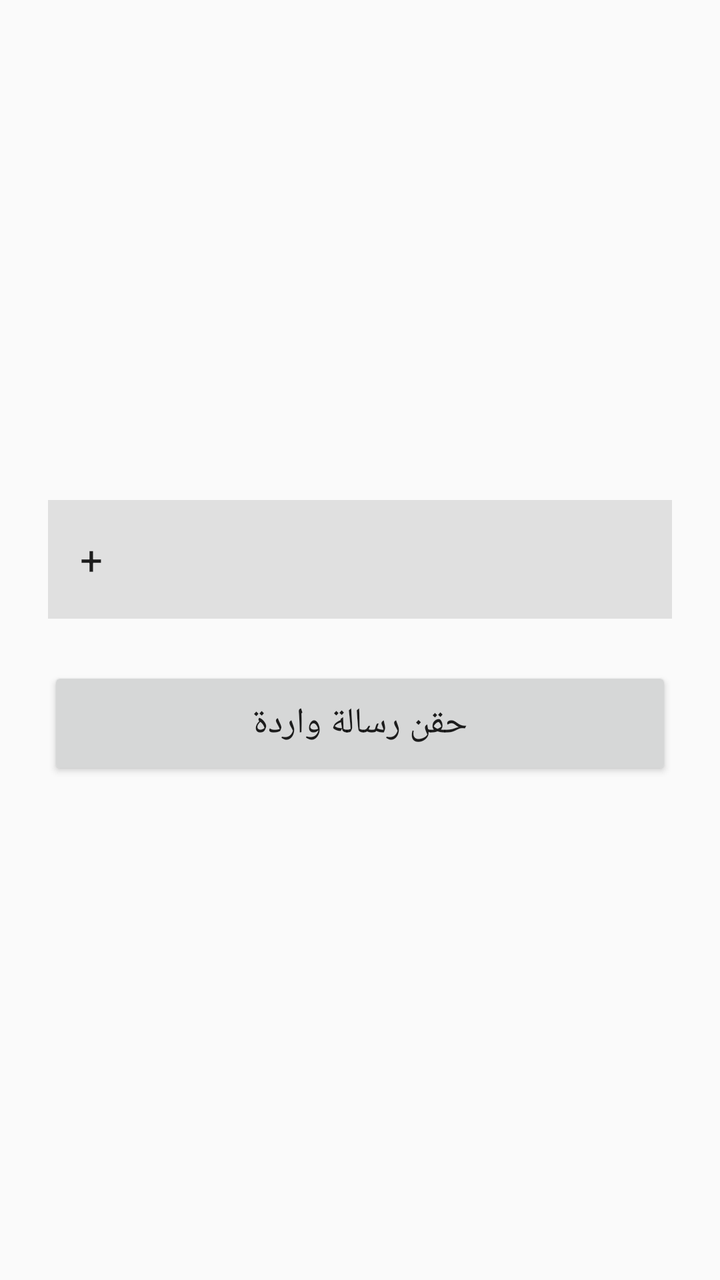
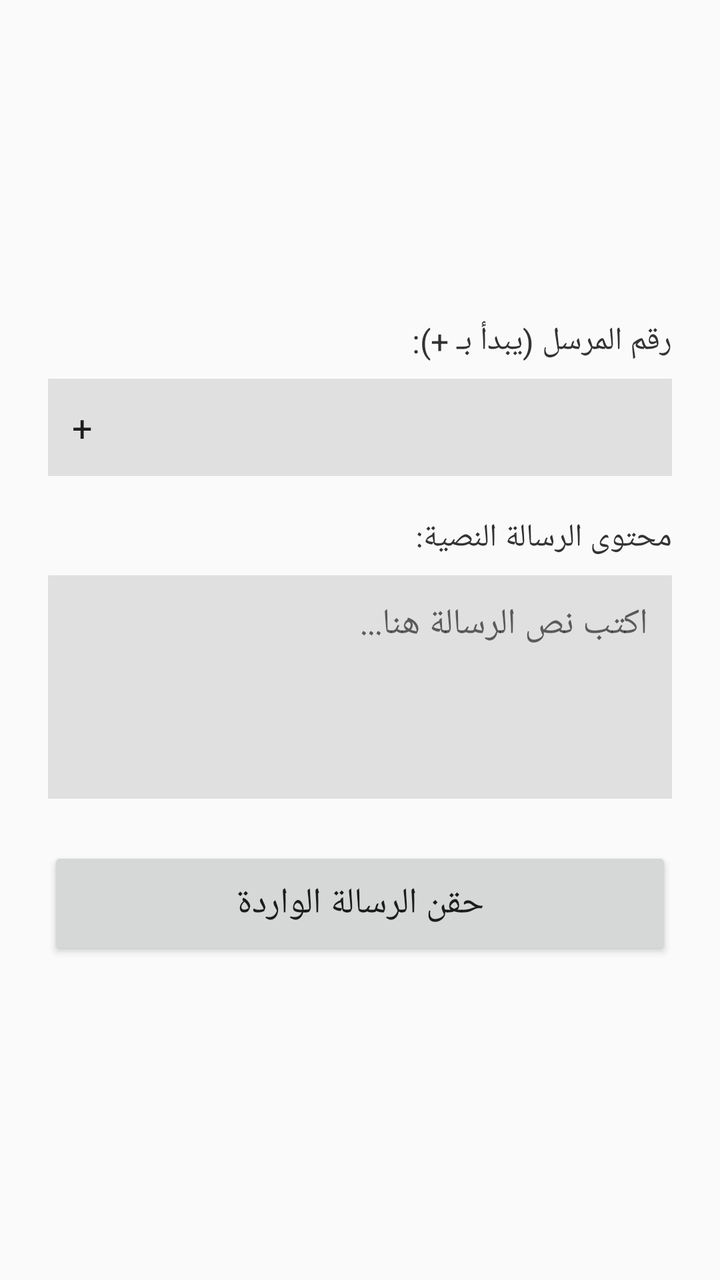

An Android layout rendered at two revisions. The XML below is the earlier revision; the diff shows what the commit changed to produce the second picture.
<!-- AndroidManifest.xml: application theme Theme.AppCompat.Light.NoActionBar -->
<!-- res/layout/activity_main.xml -->
<?xml version="1.0" encoding="utf-8"?>
<LinearLayout xmlns:android="http://schemas.android.com/apk/res/android"
    android:layout_width="match_parent"
    android:layout_height="match_parent"
    android:orientation="vertical"
    android:padding="24dp"
    android:gravity="center">

    <EditText
        android:id="@+id/etPhoneNumber"
        android:layout_width="match_parent"
        android:layout_height="wrap_content"
        android:hint="أدخل الرقم"
        android:text="+"
        android:inputType="phone"
        android:textSize="20sp"
        android:padding="16dp"
        android:background="#E0E0E0"
        android:layout_marginBottom="24dp"/>

    <Button
        android:id="@+id/btnInjectCall"
        android:layout_width="match_parent"
        android:layout_height="wrap_content"
        android:text="حقن رسالة واردة"
        android:textSize="18sp"
        android:padding="16dp" />

</LinearLayout>
<!-- resources referenced by this layout -->
<resources>

</resources>

<!-- the commit's change to res/layout/activity_main.xml (unified diff, before → after) -->
@@ -6,23 +6,52 @@
     android:padding="24dp"
     android:gravity="center">
 
-    <EditText
-        android:id="@+id/etPhoneNumber"
+    <TextView
         android:layout_width="match_parent"
         android:layout_height="wrap_content"
-        android:hint="أدخل الرقم"
+        android:text="رقم المرسل (يبدأ بـ +):"
+        android:textSize="16sp"
+        android:textColor="#333333"
+        android:layout_marginBottom="8dp"/>
+
+    <EditText
+        android:id="@+id/etSenderNumber"
+        android:layout_width="match_parent"
+        android:layout_height="wrap_content"
+        android:hint="مثال: +966500000000"
         android:text="+"
         android:inputType="phone"
-        android:textSize="20sp"
-        android:padding="16dp"
+        android:textSize="18sp"
+        android:padding="12dp"
+        android:background="#E0E0E0"
+        android:layout_marginBottom="20dp"/>
+
+    <TextView
+        android:layout_width="match_parent"
+        android:layout_height="wrap_content"
+        android:text="محتوى الرسالة النصية:"
+        android:textSize="16sp"
+        android:textColor="#333333"
+        android:layout_marginBottom="8dp"/>
+
+    <EditText
+        android:id="@+id/etMessageBody"
+        android:layout_width="match_parent"
+        android:layout_height="wrap_content"
+        android:hint="اكتب نص الرسالة هنا..."
+        android:inputType="textMultiLine"
+        android:gravity="top"
+        android:lines="4"
+        android:textSize="18sp"
+        android:padding="12dp"
         android:background="#E0E0E0"
         android:layout_marginBottom="24dp"/>
 
     <Button
-        android:id="@+id/btnInjectCall"
+        android:id="@+id/btnInjectSms"
         android:layout_width="match_parent"
         android:layout_height="wrap_content"
-        android:text="حقن رسالة واردة"
+        android:text="حقن الرسالة الواردة"
         android:textSize="18sp"
         android:padding="16dp" />
 
